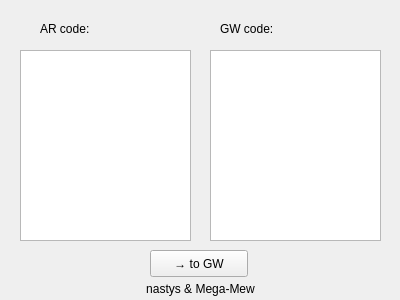
Old version of the form mainwindow.ui in the repository nastys/AR2GW.
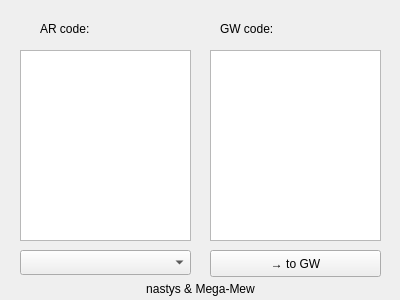
New version of the form. Icons and pictures are not drawn.

```diff
--- a/mainwindow.ui
+++ b/mainwindow.ui
@@ -59,9 +59,9 @@
    <widget class="QPushButton" name="toGW">
     <property name="geometry">
      <rect>
-      <x>150</x>
+      <x>210</x>
       <y>250</y>
-      <width>98</width>
+      <width>171</width>
       <height>27</height>
      </rect>
     </property>
@@ -105,6 +105,16 @@
      </rect>
     </property>
    </widget>
+   <widget class="QComboBox" name="cb_offset">
+    <property name="geometry">
+     <rect>
+      <x>20</x>
+      <y>250</y>
+      <width>171</width>
+      <height>25</height>
+     </rect>
+    </property>
+   </widget>
   </widget>
  </widget>
  <layoutdefault spacing="6" margin="11"/>
```
